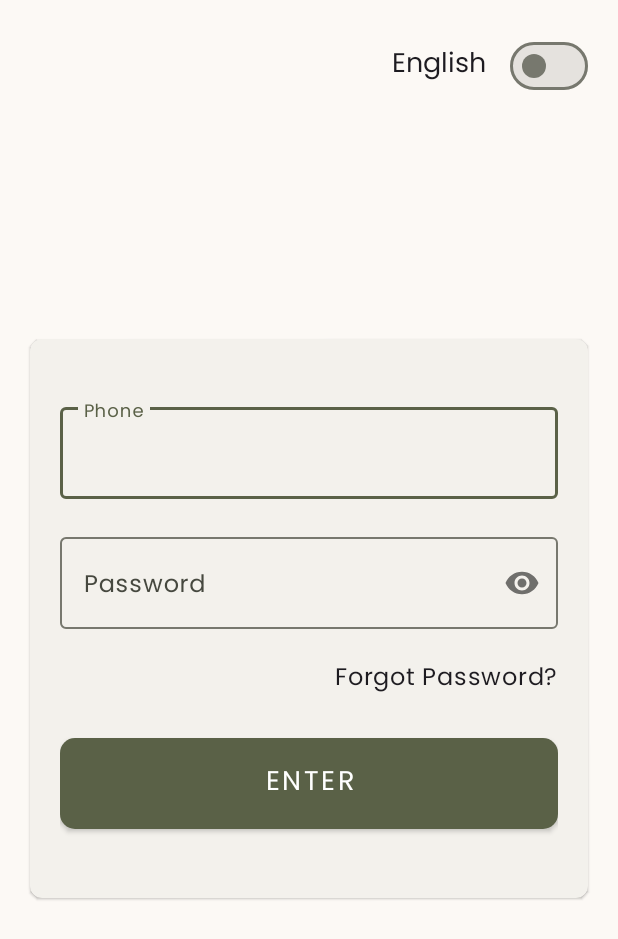
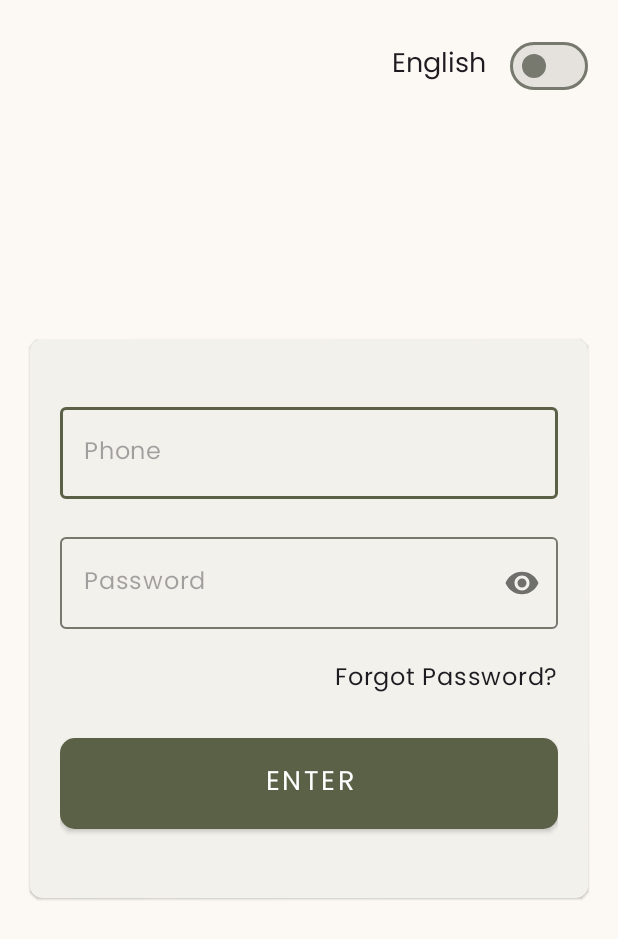
Before and after one commit to AhmedTHossain/haatbazaar, an Android app: the screen it shows after launch (LoginActivity), on a phone screen of 412 x 824 dp. Shown: the top 939 px of the screen. Run offline under Robolectric (Android 15) with nearby library versions, the phone set to English and light mode, and no system bars.

Commit message:
add setLocal() function in LoginActivity to localize the login screen based on user's preference

```diff
--- a/app/src/main/java/com/apptechbd/haatbazaar/views/activities/LoginActivity.java
+++ b/app/src/main/java/com/apptechbd/haatbazaar/views/activities/LoginActivity.java
@@ -40,15 +40,24 @@ public class LoginActivity extends AppCompatActivity {
             @Override
             public void onCheckedChanged(CompoundButton compoundButton, boolean isChecked) {
                 setLocale(isChecked);
+                Log.d("LoginActivity","is checked: "+isChecked);
             }
         });
     }
 
     private void setLocale(boolean isBengali) {
-        Locale newLocale = isBengali ? new Locale("bn") : Locale.US; // Update locale based on switch state
+        Locale newLocale = isBengali ? new Locale("bn") : Locale.US;
         Resources resources = getResources();
         Configuration configuration = resources.getConfiguration();
         configuration.setLocale(newLocale);
         resources.updateConfiguration(configuration, resources.getDisplayMetrics());
+
+        // Update UI text elements based on the locale (optional)
+        binding.buttonLogin.setText(getString(R.string.enter_button_text_english));
+        binding.buttonForgotPassword.setText(getString(R.string.forgot_password_button_text_english));
+        binding.inputEditTextPhone.setHint(getString(R.string.phone_input_field_hint_english));
+        binding.inputEditTextPassword.setHint(getString(R.string.password_input_field_hint_english));
+        // Repeat for other UI elements
     }
+
 }
--- a/app/src/main/res/layout/activity_login.xml
+++ b/app/src/main/res/layout/activity_login.xml
@@ -36,9 +36,9 @@
                 android:layout_height="wrap_content">
 
                 <com.google.android.material.textfield.TextInputEditText
+                    android:id="@+id/inputEditText_phone"
                     android:layout_width="match_parent"
                     android:layout_height="wrap_content"
-                    android:hint="@string/phone_input_field_hint_english"
                     android:inputType="phone" />
             </com.google.android.material.textfield.TextInputLayout>
 
@@ -49,13 +49,14 @@
                 app:passwordToggleEnabled="true">
 
                 <com.google.android.material.textfield.TextInputEditText
+                    android:id="@+id/inputEditText_password"
                     android:layout_width="match_parent"
                     android:layout_height="wrap_content"
-                    android:hint="@string/password_input_field_hint_english"
                     android:inputType="numberPassword" />
             </com.google.android.material.textfield.TextInputLayout>
 
             <com.google.android.material.textview.MaterialTextView
+                android:id="@+id/button_forgot_password"
                 style="?attr/textAppearanceBodyLarge"
                 android:layout_width="wrap_content"
                 android:layout_height="wrap_content"
@@ -66,6 +67,7 @@
                 android:text="@string/forgot_password_button_text_english" />
 
             <com.google.android.material.button.MaterialButton
+                android:id="@+id/button_login"
                 android:layout_width="match_parent"
                 android:layout_height="wrap_content"
                 android:layout_marginTop="20dp"
--- a/app/src/main/res/values/strings.xml
+++ b/app/src/main/res/values/strings.xml
@@ -1,6 +1,6 @@
 <resources>
     <string name="app_name">Haat Bazaar</string>
-    <string name="language_english">English</string>
+    <string name="language_english" translatable="false">English</string>
     <string name="language_bangla">বাংলা</string>
     <string name="phone_input_field_hint_english">Phone</string>
     <string name="password_input_field_hint_english">Password</string>
```
Also changed, not shown: 1 other file.
